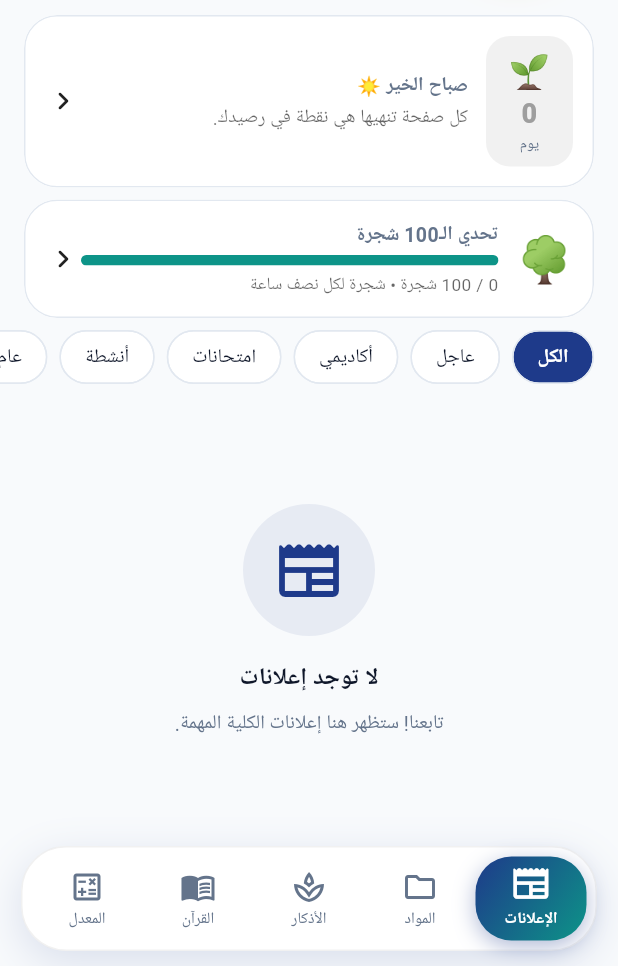
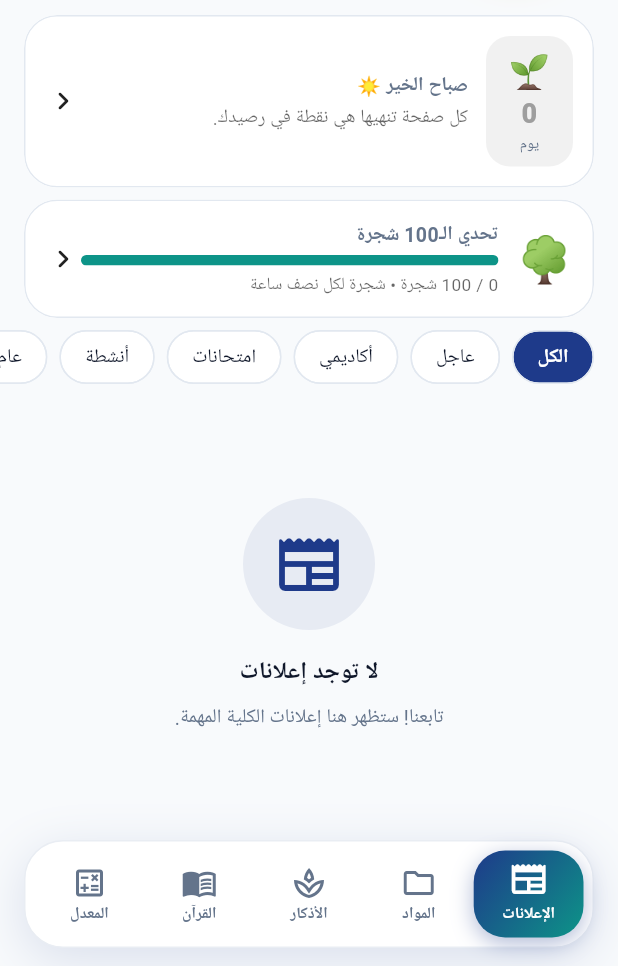
Before and after one commit to gamalzakareya6-star/GenZoo-app, a Flutter app: the MainNavigationScreen screen opened directly, on a phone screen of 412 x 824 dp, the part 270-1236 px from its top. Run offline on Flutter 3.47's test engine with Material 3 defaults, Android fonts, the phone set to English and light mode, and no system bars; our stand-ins replace audioplayers, cloud_firestore, file_picker, firebase_auth, firebase_core, firebase_messaging and 13 more; missing offline and left inert: background_downloader, pdfx, record; accounts and stored records are empty; Roboto replaces fonts that are missing (Cairo).

Commit message:
Polish floating bottom navigation surface

```diff
--- a/lib/widgets/interactive_bottom_bar.dart
+++ b/lib/widgets/interactive_bottom_bar.dart
@@ -56,25 +56,25 @@ class InteractiveBottomBar extends StatelessWidget {
     return SafeArea(
       top: false,
       child: Padding(
-        padding: const EdgeInsets.fromLTRB(14, 0, 14, 10),
+        padding: const EdgeInsetsDirectional.fromSTEB(16, 4, 16, 12),
         child: Container(
-          height: 70,
+          height: 72,
           decoration: BoxDecoration(
-            color: isDark ? const Color(0xFF1E293B) : Colors.white,
-            borderRadius: BorderRadius.circular(30),
+            color: Theme.of(context).colorScheme.surface,
+            borderRadius: BorderRadius.circular(26),
             boxShadow: [
               BoxShadow(
                 color: isDark
                     ? Colors.black.withOpacity(0.45)
                     : AppColors.primary.withOpacity(0.14),
-                blurRadius: 24,
+                blurRadius: 28,
                 offset: const Offset(0, 8),
               ),
             ],
             border: Border.all(
               color: isDark
-                  ? Colors.white.withOpacity(0.08)
-                  : Colors.grey.withOpacity(0.15),
+                  ? Colors.white.withOpacity(0.07)
+                  : const Color(0xFFE9EDF3),
             ),
           ),
           child: LayoutBuilder(
@@ -102,7 +102,7 @@ class InteractiveBottomBar extends StatelessWidget {
                                 begin: Alignment.topLeft,
                                 end: Alignment.bottomRight,
                               ),
-                              borderRadius: BorderRadius.circular(24),
+                              borderRadius: BorderRadius.circular(21),
                               boxShadow: [
                                 BoxShadow(
                                   color: AppColors.primary.withOpacity(0.35),
@@ -182,7 +182,7 @@ class _NavItem extends StatelessWidget {
             Transform.translate(
               offset: Offset(0, -2.5 * t),
               child: Transform.scale(
-                scale: 1 + 0.16 * t,
+                scale: 1 + 0.12 * t,
                 child: Stack(
                   clipBehavior: Clip.none,
                   children: [
@@ -222,7 +222,7 @@ class _NavItem extends StatelessWidget {
                 fontSize: 10.5,
                 height: 1.1,
                 color: color,
-                fontWeight: t > 0.5 ? FontWeight.bold : FontWeight.w500,
+                fontWeight: t > 0.5 ? FontWeight.w800 : FontWeight.w600,
               ),
             ),
           ],
```
